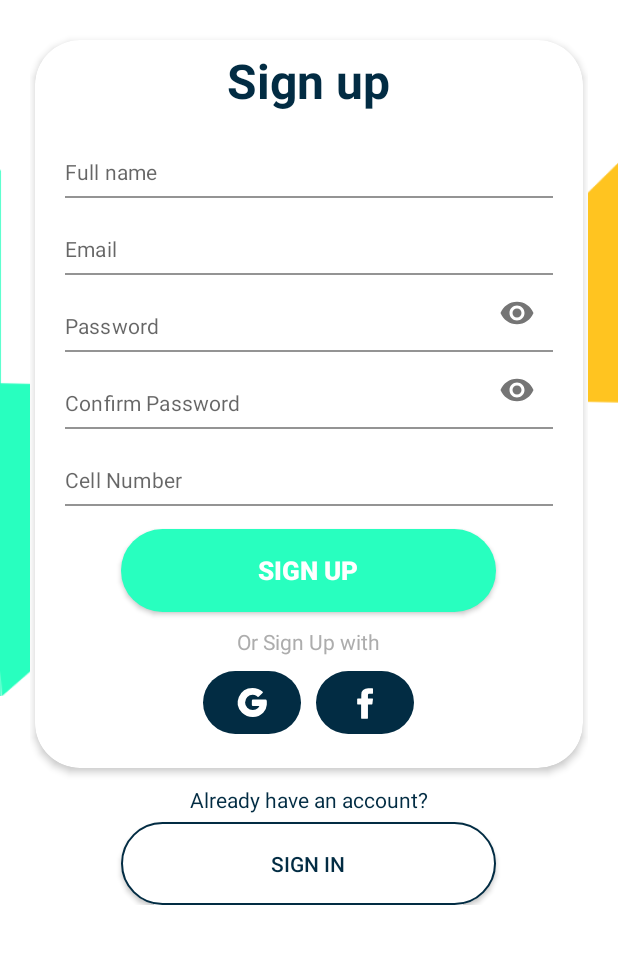
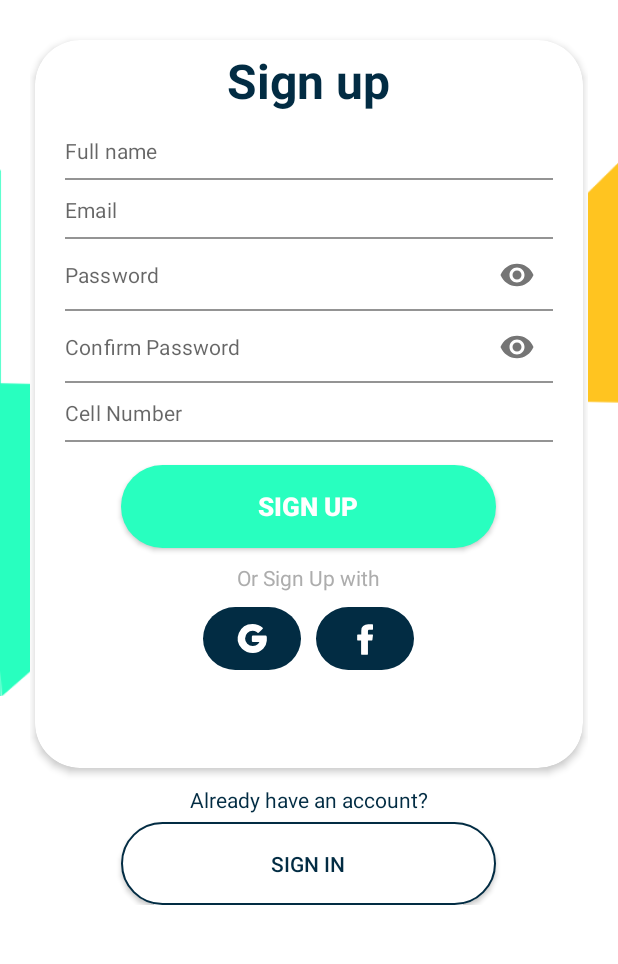
Before and after one commit to tanpmclk14uit/ApossBuyer, an Android app: the SignUpFragment screen opened through its navigation route, on a phone screen of 412 x 824 dp, the part 190-1154 px from its top. Run offline under Robolectric (Android 15) with nearby library versions, the phone set to English and light mode, and no system bars; our stand-ins replace Dagger/Hilt's generated code, data binding.

Commit message:
Done sign up

```diff
--- a/app/src/main/java/com/example/aposs_buyer/uicontroler/activity/LoginActivity.kt
+++ b/app/src/main/java/com/example/aposs_buyer/uicontroler/activity/LoginActivity.kt
@@ -3,7 +3,9 @@ package com.example.aposs_buyer.uicontroler.activity
 import androidx.appcompat.app.AppCompatActivity
 import android.os.Bundle
 import com.example.aposs_buyer.R
+import dagger.hilt.android.AndroidEntryPoint
 
+@AndroidEntryPoint
 class LoginActivity : AppCompatActivity() {
     override fun onCreate(savedInstanceState: Bundle?) {
         super.onCreate(savedInstanceState)
--- a/app/src/main/java/com/example/aposs_buyer/uicontroler/fragment/LoginFragment.kt
+++ b/app/src/main/java/com/example/aposs_buyer/uicontroler/fragment/LoginFragment.kt
@@ -17,8 +17,10 @@ import com.example.aposs_buyer.uicontroler.activity.MainActivity
 import com.example.aposs_buyer.uicontroler.dialog.LoadingDialog
 import com.example.aposs_buyer.utils.LoginState
 import com.example.aposs_buyer.viewmodel.SignInViewModel
+import dagger.hilt.EntryPoint
+import dagger.hilt.android.AndroidEntryPoint
 
-
+@AndroidEntryPoint
 class LoginFragment : Fragment() {
 
     private lateinit var binding: FragmentLoginBinding
--- a/app/src/main/java/com/example/aposs_buyer/uicontroler/fragment/SignUpFragment.kt
+++ b/app/src/main/java/com/example/aposs_buyer/uicontroler/fragment/SignUpFragment.kt
@@ -5,17 +5,81 @@ import androidx.fragment.app.Fragment
 import android.view.LayoutInflater
 import android.view.View
 import android.view.ViewGroup
+import android.widget.Toast
+import androidx.databinding.DataBindingUtil
+import androidx.fragment.app.viewModels
+import androidx.navigation.fragment.findNavController
 import com.example.aposs_buyer.R
+import com.example.aposs_buyer.databinding.FragmentSignUpBinding
+import com.example.aposs_buyer.viewmodel.SignUpViewModel
+import dagger.hilt.android.AndroidEntryPoint
 
+@AndroidEntryPoint
+class SignUpFragment : Fragment() {
 
-class SignUpFragment : Fragment() {
+    private lateinit var binding: FragmentSignUpBinding
+
+    private val viewModel: SignUpViewModel by viewModels()
 
     override fun onCreateView(
         inflater: LayoutInflater, container: ViewGroup?,
         savedInstanceState: Bundle?
-    ): View? {
-        // Inflate the layout for this fragment
-        return inflater.inflate(R.layout.fragment_sign_up, container, false)
+    ): View {
+        binding = DataBindingUtil.inflate(inflater, R.layout.fragment_sign_up, container, false)
+        binding.viewModel = viewModel
+        binding.lifecycleOwner = this
+        setUpSignInButton()
+        toastMessageChange()
+        setCheckingName()
+        setCheckingEmail()
+        setCheckingPassword()
+        setCheckingConfirmPassword()
+        setCheckingCellPhone()
+        return binding.root
+    }
+
+    private fun setCheckingEmail(){
+        viewModel.email.observe(this.viewLifecycleOwner,{
+            viewModel.isValidEmail()
+            binding.emailLayout.error = viewModel.emailErrorMessage;
+        })
+    }
+    private fun setCheckingPassword(){
+        viewModel.password.observe(this.viewLifecycleOwner,{
+            viewModel.isValidPassword()
+            binding.passwordLayout.error = viewModel.passwordErrorMessage
+        })
+    }
+
+    private fun setCheckingName(){
+        viewModel.name.observe(this.viewLifecycleOwner,{
+            viewModel.isValidName()
+            binding.nameLayout.error = viewModel.nameErrorMessage
+        })
+    }
+
+    private fun setCheckingConfirmPassword(){
+        viewModel.confirmPassword.observe(this.viewLifecycleOwner,{
+            viewModel.isValidConfirmPassword()
+            binding.confirmPasswordLayout.error = viewModel.confirmErrorMessage
+        })
+    }
+
+    private fun setCheckingCellPhone(){
+        viewModel.cellNumber.observe(this.viewLifecycleOwner,{
+            viewModel.isValidPhoneNumber()
+            binding.cellPhoneLayout.error = viewModel.cellNumberErrorMessage
+        })
+    }
+    private fun setUpSignInButton(){
+        binding.signIn.setOnClickListener {
+            findNavController().navigate(SignUpFragmentDirections.actionSignUpFragmentToLoginFragment())
+        }
+    }
+    private fun toastMessageChange() {
+        viewModel.toastMessage.observe(this.viewLifecycleOwner, {
+            Toast.makeText(this.requireContext(), it, Toast.LENGTH_SHORT).show()
+        })
     }
 
 }
--- a/app/src/main/java/com/example/aposs_buyer/viewmodel/SignInViewModel.kt
+++ b/app/src/main/java/com/example/aposs_buyer/viewmodel/SignInViewModel.kt
@@ -4,9 +4,12 @@ import android.util.Log
 import androidx.lifecycle.MutableLiveData
 import androidx.lifecycle.ViewModel
 import com.example.aposs_buyer.utils.LoginState
+import dagger.hilt.android.lifecycle.HiltViewModel
 import java.util.regex.Pattern
+import javax.inject.Inject
 
-class SignInViewModel : ViewModel() {
+@HiltViewModel
+class SignInViewModel @Inject constructor() : ViewModel() {
 
     var email: MutableLiveData<String> = MutableLiveData()
     var password: MutableLiveData<String> = MutableLiveData()
@@ -16,7 +19,6 @@ class SignInViewModel : ViewModel() {
     var passwordErrorMessage: String? = ""
 
     var loginState: MutableLiveData<LoginState> = MutableLiveData()
-
 
     fun onLoginClick() {
         if (email.value != null && password.value != null) {
@@ -95,47 +97,4 @@ class SignInViewModel : ViewModel() {
             }
         }
     }
-
-    private fun isNameContainNumberOrSpecialCharacter(name: String): Boolean {
-        var hasNumber: Boolean = Pattern.compile(
-            "[0-9]"
-        ).matcher(name).find()
-        var hasSpecialCharacter: Boolean = Pattern.compile(
-            "[!@#$%&.,\"':;?*()_+=|<>?{}\\[\\]~-]"
-        ).matcher(name).find()
-        return hasNumber || hasSpecialCharacter
-    }
-
-//    private fun isValidName(): Boolean {
-//        return if (edtName.text.isEmpty()) {
-//            edtNameLayout.error = "Name can not empty"
-//            false
-//        } else {
-//            return if (isNameContainNumberOrSpecialCharacter(edtName.text.toString())) {
-//                edtNameLayout.error = "Name can not contain number of special character"
-//                false
-//            } else {
-//                edtNameLayout.error = null
-//                true
-//            }
-//        }
-//    }
-
-//    private fun isValidConfirmPassword(): Boolean {
-//
-//        return if (edtPasswordConfirm.text.isEmpty()) {
-//            edtConfirmPasswordLayout.error = "Confirm password can not empty"
-//            false
-//        } else {
-//            return if (edtPassword.text.toString() != edtPasswordConfirm.text.toString()) {
-//                edtConfirmPasswordLayout.error = "Password and Confirm Password must be one"
-//                false
-//            } else {
-//                edtConfirmPasswordLayout.error = null
-//                true
-//            }
-//        }
-//    }
-
-
 }
--- a/app/src/main/res/layout/fragment_sign_up.xml
+++ b/app/src/main/res/layout/fragment_sign_up.xml
@@ -1,5 +1,12 @@
 <?xml version="1.0" encoding="utf-8"?>
 <layout xmlns:app="http://schemas.android.com/apk/res-auto">
+
+    <data>
+
+        <variable
+            name="viewModel"
+            type="com.example.aposs_buyer.viewmodel.SignUpViewModel" />
+    </data>
 
     <androidx.coordinatorlayout.widget.CoordinatorLayout xmlns:android="http://schemas.android.com/apk/res/android"
         xmlns:tools="http://schemas.android.com/tools"
@@ -68,8 +75,14 @@
                     android:layout_height="485dp"
                     android:layout_margin="3dp"
                     android:layout_marginHorizontal="2dp"
+                    android:foregroundGravity="center_vertical"
                     app:cardCornerRadius="30dp"
                     app:cardElevation="3dp">
+
+                    <androidx.core.widget.NestedScrollView
+                        android:layout_marginBottom="20dp"
+                        android:layout_width="match_parent"
+                        android:layout_height="match_parent">
 
                         <LinearLayout
                             android:layout_width="match_parent"
@@ -89,101 +102,121 @@
                                 android:textStyle="bold" />
 
                             <com.google.android.material.textfield.TextInputLayout
+                                android:id="@+id/nameLayout"
                                 style="@style/Widget.MaterialComponents.TextInputLayout.FilledBox.Dense"
+                                android:layout_width="match_parent"
+                                android:layout_height="wrap_content"
                                 android:layout_marginHorizontal="20dp"
                                 android:layout_marginTop="5dp"
-                            android:layout_width="match_parent"
-                            app:hintEnabled="false"
-                            app:endIconMode="clear_text"
                                 app:boxBackgroundColor="@color/white"
                                 app:boxStrokeWidth="1dp"
-                            android:layout_height="wrap_content">
+                                app:endIconMode="clear_text"
+                                app:hintEnabled="false">
 
                                 <com.google.android.material.textfield.TextInputEditText
+                                    android:maxLines="1"
+                                    android:layout_width="match_parent"
+                                    android:layout_height="match_parent"
+                                    android:hint="@string/full_name"
+                                    android:inputType="textPersonName"
+                                    android:paddingVertical="10dp"
                                     android:paddingStart="0dp"
                                     android:paddingEnd="10dp"
-                                android:hint="@string/full_name"
-                                android:inputType="textPersonName"
-                                android:layout_width="match_parent"
-                                android:layout_height="match_parent" />
+                                    android:text="@={viewModel.name}" />
                             </com.google.android.material.textfield.TextInputLayout>
 
                             <com.google.android.material.textfield.TextInputLayout
+                                android:id="@+id/emailLayout"
                                 style="@style/Widget.MaterialComponents.TextInputLayout.FilledBox.Dense"
+                                android:layout_width="match_parent"
+                                android:layout_height="wrap_content"
                                 android:layout_marginHorizontal="20dp"
                                 android:hint="@string/email"
-                            android:layout_width="match_parent"
-                            app:hintEnabled="false"
-                            app:endIconMode="clear_text"
                                 app:boxBackgroundColor="@color/white"
                                 app:boxStrokeWidth="1dp"
-                            android:layout_height="wrap_content">
+                                app:endIconMode="clear_text"
+                                app:hintEnabled="false">
 
                                 <com.google.android.material.textfield.TextInputEditText
+                                    android:maxLines="1"
+                                    android:layout_width="match_parent"
+                                    android:layout_height="match_parent"
                                     android:hint="@string/email"
+                                    android:inputType="textEmailAddress"
+                                    android:paddingVertical="10dp"
                                     android:paddingStart="0dp"
                                     android:paddingEnd="10dp"
-                                android:inputType="textEmailAddress"
-                                android:layout_width="match_parent"
-                                android:layout_height="match_parent" />
+                                    android:text="@={viewModel.email}" />
                             </com.google.android.material.textfield.TextInputLayout>
 
                             <com.google.android.material.textfield.TextInputLayout
+                                android:id="@+id/passwordLayout"
                                 style="@style/Widget.MaterialComponents.TextInputLayout.FilledBox.Dense"
+                                android:layout_width="match_parent"
+                                android:layout_height="wrap_content"
                                 android:layout_marginHorizontal="20dp"
                                 android:hint="@string/email"
-                            android:layout_width="match_parent"
-                            app:hintEnabled="false"
-                            app:endIconMode="password_toggle"
                                 app:boxBackgroundColor="@color/white"
                                 app:boxStrokeWidth="1dp"
-                            android:layout_height="wrap_content">
+                                app:endIconMode="password_toggle"
+                                app:hintEnabled="false">
 
                                 <com.google.android.material.textfield.TextInputEditText
+                                    android:maxLines="1"
+                                    android:layout_width="match_parent"
+                                    android:layout_height="match_parent"
                                     android:hint="@string/password"
+                                    android:inputType="textPassword"
+                                    android:paddingVertical="10dp"
                                     android:paddingStart="0dp"
                                     android:paddingEnd="10dp"
-                                android:inputType="textPassword"
-                                android:layout_width="match_parent"
-                                android:layout_height="match_parent" />
-                        </com.google.android.material.textfield.TextInputLayout>
-                        <com.google.android.material.textfield.TextInputLayout
-                            style="@style/Widget.MaterialComponents.TextInputLayout.FilledBox.Dense"
-                            android:layout_marginHorizontal="20dp"
-                            android:hint="@string/email"
-                            android:layout_width="match_parent"
-                            app:hintEnabled="false"
-                            app:endIconMode="password_toggle"
-                            app:boxBackgroundColor="@color/white"
-                            app:boxStrokeWidth="1dp"
-                            android:layout_height="wrap_content">
-                            <com.google.android.material.textfield.TextInputEditText
-                                android:hint="@string/confirm_password"
-                                android:paddingStart="0dp"
-                                android:paddingEnd="10dp"
-                                android:inputType="textPassword"
-                                android:layout_width="match_parent"
-                                android:layout_height="match_parent" />
+                                    android:text="@={viewModel.password}" />
                             </com.google.android.material.textfield.TextInputLayout>
 
                             <com.google.android.material.textfield.TextInputLayout
+                                android:id="@+id/confirmPasswordLayout"
                                 style="@style/Widget.MaterialComponents.TextInputLayout.FilledBox.Dense"
+                                android:layout_width="match_parent"
+                                android:layout_height="wrap_content"
                                 android:layout_marginHorizontal="20dp"
                                 android:hint="@string/email"
-                            android:layout_width="match_parent"
-                            app:hintEnabled="false"
-                            app:endIconMode="clear_text"
                                 app:boxBackgroundColor="@color/white"
                                 app:boxStrokeWidth="1dp"
-                            android:layout_height="wrap_content">
+                                app:endIconMode="password_toggle"
+                                app:hintEnabled="false">
 
                                 <com.google.android.material.textfield.TextInputEditText
-                                android:hint="@string/cell_number"
+                                    android:layout_width="match_parent"
+                                    android:layout_height="match_parent"
+                                    android:hint="@string/confirm_password"
+                                    android:inputType="textPassword"
+                                    android:paddingVertical="10dp"
                                     android:paddingStart="0dp"
                                     android:paddingEnd="10dp"
+                                    android:text="@={viewModel.confirmPassword}" />
+                            </com.google.android.material.textfield.TextInputLayout>
+
+                            <com.google.android.material.textfield.TextInputLayout
+                                android:id="@+id/cellPhoneLayout"
+                                style="@style/Widget.MaterialComponents.TextInputLayout.FilledBox.Dense"
+                                android:layout_width="match_parent"
+                                android:layout_height="wrap_content"
+                                android:layout_marginHorizontal="20dp"
+                                android:hint="@string/email"
+                                app:boxBackgroundColor="@color/white"
+                                app:boxStrokeWidth="1dp"
+                                app:endIconMode="clear_text"
+                                app:hintEnabled="false">
+
+                                <com.google.android.material.textfield.TextInputEditText
+                                    android:layout_width="match_parent"
+                                    android:layout_height="match_parent"
+                                    android:hint="@string/cell_number"
                                     android:inputType="phone"
-                                android:layout_width="match_parent"
-                                android:layout_height="match_parent" />
+                                    android:paddingVertical="10dp"
+                                    android:paddingStart="0dp"
+                                    android:paddingEnd="10dp"
+                                    android:text="@={viewModel.cellNumber}" />
                             </com.google.android.material.textfield.TextInputLayout>
 
 
@@ -194,6 +227,7 @@
                                 android:layout_marginTop="15dp"
                                 android:background="@drawable/bg_login_button_light_green"
                                 android:elevation="5dp"
+                                android:onClick="@{()-> viewModel.onSignUpClick()}"
                                 android:text="@string/sign_up"
                                 android:textColor="@color/white"
                                 android:textSize="17sp"
@@ -224,6 +258,8 @@
                                     android:background="@drawable/ic_facebook_login" />
                             </LinearLayout>
                         </LinearLayout>
+                    </androidx.core.widget.NestedScrollView>
+
                 </androidx.cardview.widget.CardView>
 
                 <TextView
@@ -234,6 +270,7 @@
                     android:textColor="@color/dark_blue" />
 
                 <androidx.appcompat.widget.AppCompatButton
+                    android:id="@+id/signIn"
                     android:layout_width="250dp"
                     android:layout_height="55dp"
                     android:layout_marginHorizontal="30dp"
--- a/app/src/main/res/navigation/navigation_login.xml
+++ b/app/src/main/res/navigation/navigation_login.xml
@@ -18,5 +18,26 @@
         android:id="@+id/signUpFragment"
         android:name="com.example.aposs_buyer.uicontroler.fragment.SignUpFragment"
         android:label="fragment_sign_up"
-        tools:layout="@layout/fragment_sign_up" />
+        tools:layout="@layout/fragment_sign_up" >
+        <action
+            android:id="@+id/action_signUpFragment_to_loginFragment"
+            app:destination="@id/loginFragment" />
+        <action
+            android:id="@+id/action_signUpFragment_to_verifyFragment"
+            app:destination="@id/verifyFragment" />
+    </fragment>
+    <fragment
+        android:id="@+id/verifyFragment"
+        android:name="com.example.aposs_buyer.uicontroler.fragment.VerifyFragment"
+        android:label="fragment_verify"
+        tools:layout="@layout/fragment_verify" >
+        <action
+            android:id="@+id/action_verifyFragment_to_successFragment"
+            app:destination="@id/successFragment" />
+    </fragment>
+    <fragment
+        android:id="@+id/successFragment"
+        android:name="com.example.aposs_buyer.uicontroler.fragment.SuccessFragment"
+        android:label="fragment_success"
+        tools:layout="@layout/fragment_success" />
 </navigation>
```
Also changed, not shown: app/src/main/java/com/example/aposs_buyer/uicontroler/fragment/SuccessFragment.kt (added, +22 -0 lines), app/src/main/java/com/example/aposs_buyer/uicontroler/fragment/VerifyFragment.kt (added, +20 -0 lines), app/src/main/java/com/example/aposs_buyer/viewmodel/SignUpViewModel.kt (added, +145 -0 lines), app/src/main/res/drawable/ic_sign_up_success.xml (added, +9 -0 lines), app/src/main/res/layout/fragment_success.xml (added, +14 -0 lines), app/src/main/res/layout/fragment_verify.xml (added, +14 -0 lines). Lines whose indentation alone changed are shown as unchanged.
